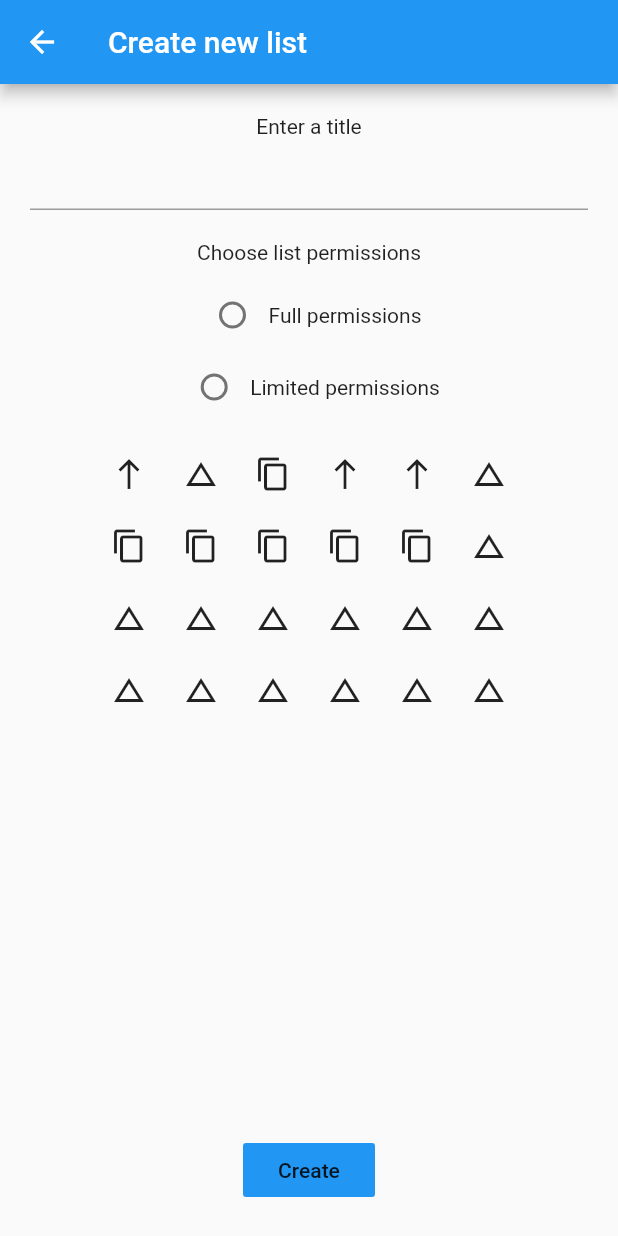
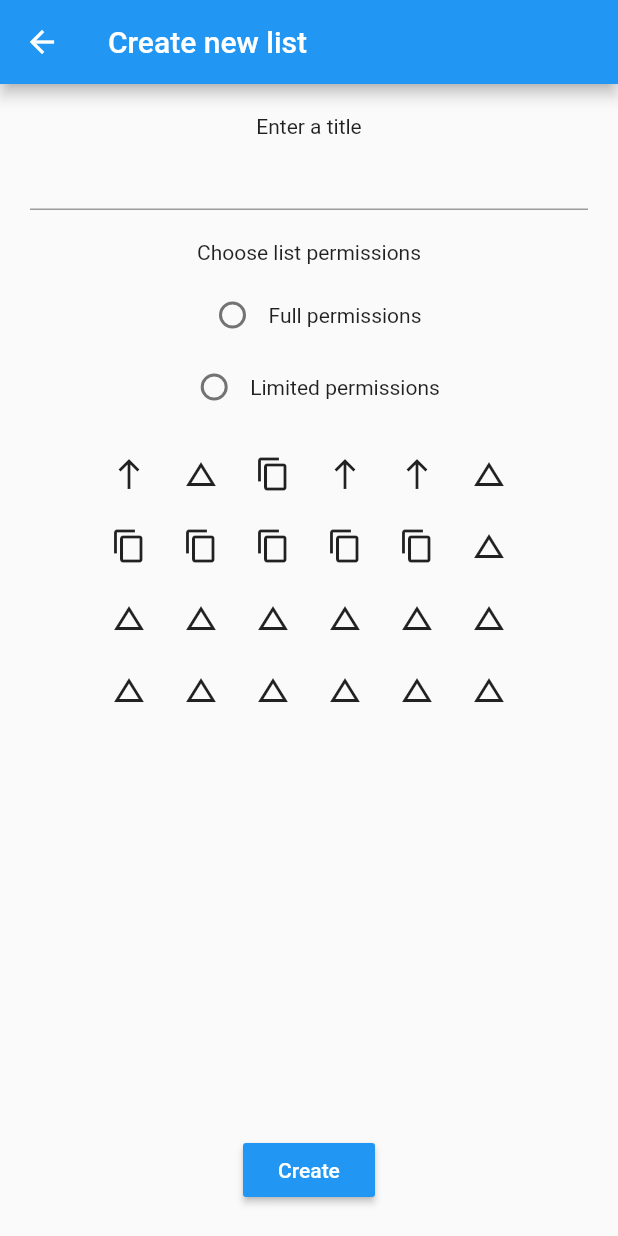
Before and after one commit to riderjensen/leanlist, a Flutter app: the CreateNewList screen opened by its route, on a phone screen of 412 x 824 dp. Run offline on Flutter 3.47's test engine with Material 2 defaults, Android fonts, the phone set to English and light mode, and no system bars; missing offline and left inert: flutter_fab_dialer.

Commit message:
Change static formkey and make raised button

```diff
--- a/lib/pages/create_new_list.dart
+++ b/lib/pages/create_new_list.dart
@@ -17,7 +17,7 @@ class CreateNewList extends StatelessWidget {
       'complete': [{}]
     }
   };
-  final GlobalKey<FormState> _formKey = GlobalKey<FormState>();
+  static GlobalKey<FormState> _formKey = GlobalKey<FormState>();
   final List ourList;
   CreateNewList(this.ourList);
 
@@ -63,7 +63,8 @@ class CreateNewList extends StatelessWidget {
               SizedBox(
                 height: 10,
               ),
-              FlatButton(
+              RaisedButton(
+                textColor: Colors.white,
                 color: Colors.blue,
                 child: Text('Create'),
                 onPressed: () {
```
